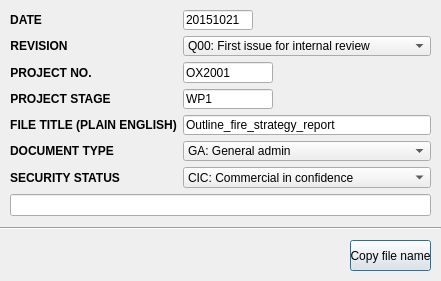
Old version of the form fseutil/guilayout/ui/dialog_6_1_naming_convention.ui in the repository fsepy/fseutil.
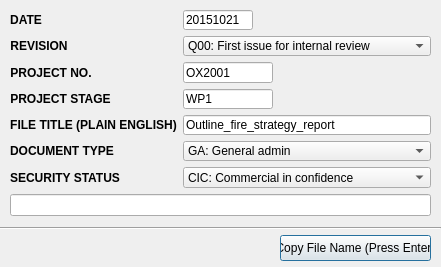
New version of the form.

```diff
--- a/fseutil/guilayout/ui/dialog_6_1_naming_convention.ui
+++ b/fseutil/guilayout/ui/dialog_6_1_naming_convention.ui
@@ -7,7 +7,7 @@
     <x>0</x>
     <y>0</y>
     <width>441</width>
-    <height>281</height>
+    <height>267</height>
    </rect>
   </property>
   <property name="windowTitle">
@@ -16,14 +16,14 @@
   <widget class="QPushButton" name="pushButton_copy">
    <property name="geometry">
     <rect>
-     <x>350</x>
-     <y>240</y>
-     <width>81</width>
-     <height>31</height>
+     <x>280</x>
+     <y>235</y>
+     <width>151</width>
+     <height>26</height>
     </rect>
    </property>
    <property name="text">
-    <string>Copy file name</string>
+    <string>Copy File Name (Press Enter)</string>
    </property>
   </widget>
   <widget class="QWidget" name="verticalLayoutWidget">
```
